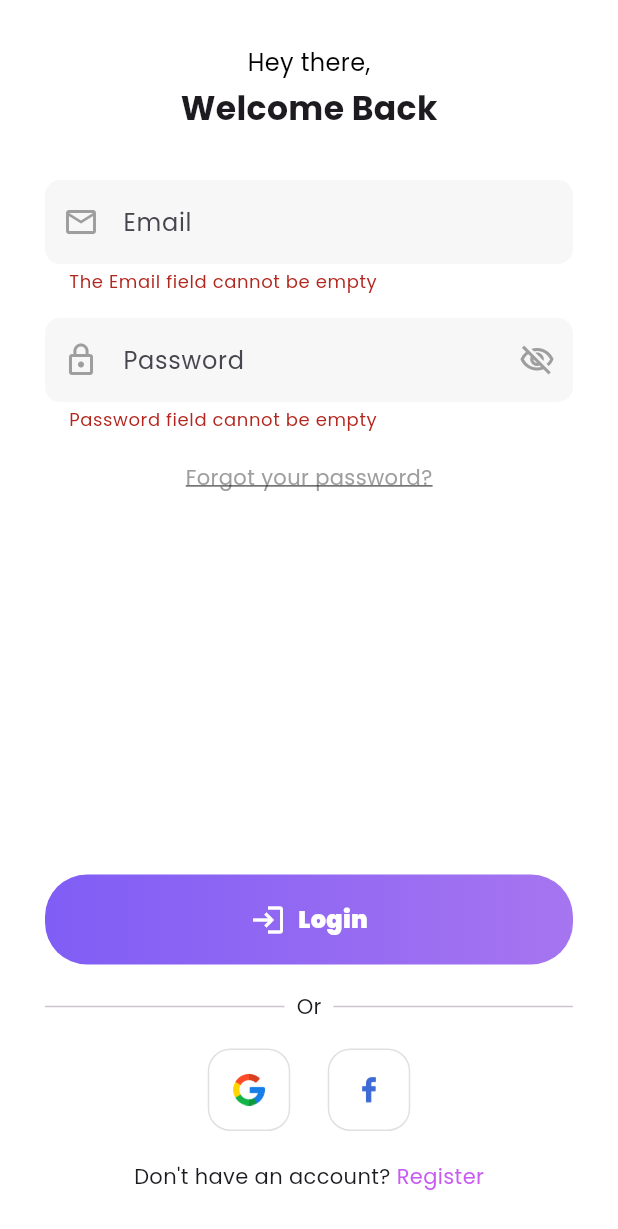
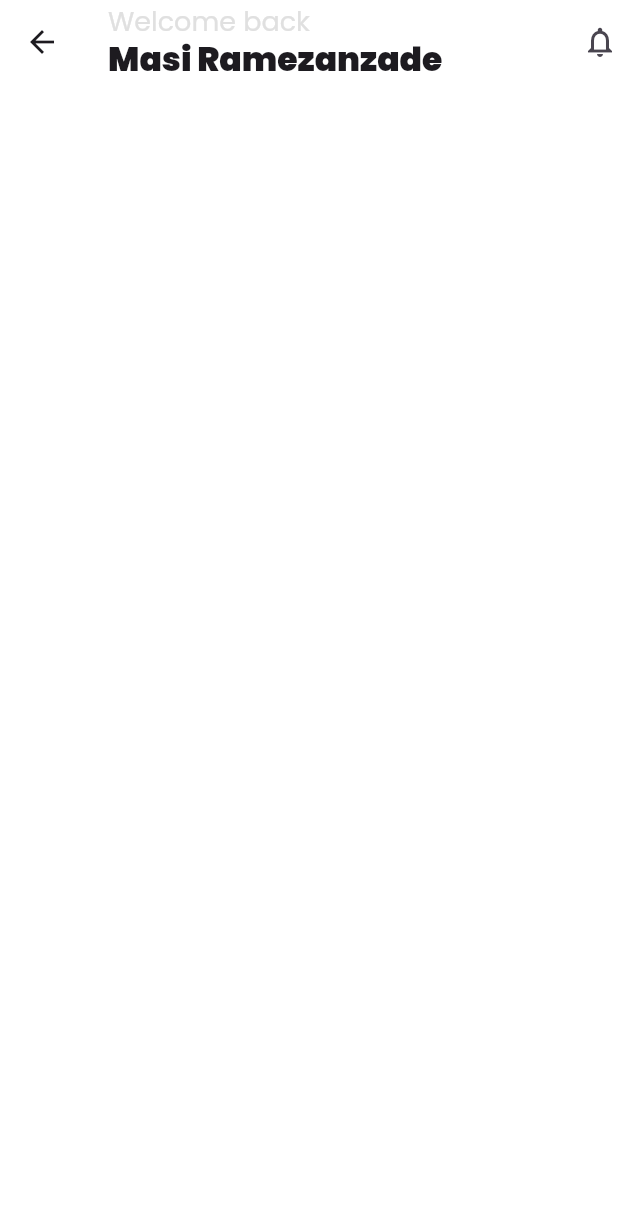
Before and after one commit to Kani-3004/fitness-mobile-app, a Flutter app: the LoginPage screen opened directly, after a tap on "Login", on a phone screen of 412 x 824 dp. Shown: the top 1229 px of the screen. Run offline on Flutter 3.47's test engine with Material 3 defaults, Android fonts, the light colour scheme and no system bars; our stand-ins replace carousel_slider, google_fonts.

Commit message:
Login page Functionality

```diff
--- a/lib/main.dart
+++ b/lib/main.dart
@@ -1,4 +1,4 @@
-import 'package:fitness_mobile_app/screens/login_page.dart';
+import 'package:fitness_mobile_app/screens/home_page_template.dart';
 import 'package:flutter/material.dart';
 import 'package:google_fonts/google_fonts.dart';
 
@@ -15,7 +15,7 @@ class FitnessMobileApp extends StatelessWidget {
       debugShowCheckedModeBanner: false,
       theme: ThemeData(textTheme: GoogleFonts.poppinsTextTheme()),
       title: 'Fitness Mobile App',
-      home: LoginPage(),
+      home: HomePageTemplate(),
     );
   }
 }
--- a/lib/screens/home_page.dart
+++ /dev/null
@@ -1,15 +0,0 @@
-import 'package:flutter/material.dart';
-
-class HomePage extends StatefulWidget {
-  const HomePage({super.key});
-
-  @override
-  State<HomePage> createState() => _HomePageState();
-}
-
-class _HomePageState extends State<HomePage> {
-  @override
-  Widget build(BuildContext context) {
-    return const Placeholder();
-  }
-}
--- /dev/null
+++ b/lib/screens/home_page_template.dart
@@ -0,0 +1,56 @@
+import 'package:flutter/material.dart';
+
+class HomePageTemplate extends StatefulWidget {
+  const HomePageTemplate({super.key});
+
+  @override
+  State<HomePageTemplate> createState() => _HomePageTemplateState();
+}
+
+class _HomePageTemplateState extends State<HomePageTemplate> {
+  @override
+  Widget build(BuildContext context) {
+    return SafeArea(
+      child: Scaffold(
+        backgroundColor: Colors.white,
+        appBar: AppBar(
+          backgroundColor: Colors.white,
+          title: Column(
+            crossAxisAlignment: CrossAxisAlignment.start,
+            children: [
+              Text(
+                "Welcome back",
+                style: TextStyle(
+                  color: Colors.grey[300],
+                  fontSize: 18,
+                ),
+              ),
+              Text(
+                "Masi Ramezanzade",
+                style: TextStyle(
+                  fontWeight: FontWeight.w900,
+                ),
+              ),
+            ],
+          ),
+          actions: [Icon(Icons.notifications_none_outlined)],
+        ),
+
+        //The Column that contains everything
+        body: Column(
+          children: [
+            // The body mass index card
+
+            // Today Target Card
+
+            // Activity Status Topic
+
+            // Heart Rate card
+
+            //Water intake card and sleep card
+          ],
+        ),
+      ),
+    );
+  }
+}
--- a/lib/screens/login_page.dart
+++ b/lib/screens/login_page.dart
@@ -1,4 +1,4 @@
-import 'package:fitness_mobile_app/screens/home_page.dart';
+import 'package:fitness_mobile_app/screens/home_page_template.dart';
 import 'package:fitness_mobile_app/widgets/login_email_field.dart';
 import 'package:fitness_mobile_app/widgets/login_password_field.dart';
 import 'package:flutter/material.dart';
@@ -15,11 +15,19 @@ class _LoginPageState extends State<LoginPage> {
   final TextEditingController _emailController = TextEditingController();
   final TextEditingController _passwordController = TextEditingController();
 
+  // To get the credential fields automatically filled
+  @override
+  void initState() {
+    super.initState();
+    _emailController.text = "pragadeeswaran@boodskap.io";
+    _passwordController.text = "welcome123";
+  }
+
   void login() {
     if (_loginKey.currentState!.validate()) {
       Navigator.pushReplacement(
         context,
-        MaterialPageRoute(builder: (context) => HomePage()),
+        MaterialPageRoute(builder: (context) => HomePageTemplate()),
       );
     }
   }
```
